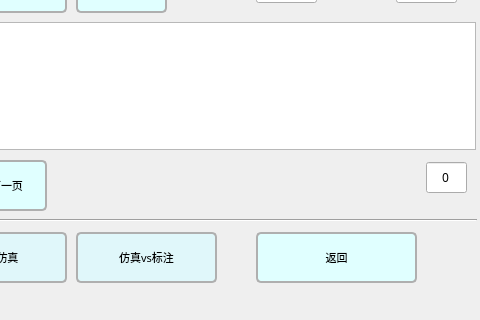
Above: aimodelset.ui from xiekai-aiai/duyisorter before the change; both pictures show x 544 to 1024 and y 448 to 768 of the 1024 by 768 pixel window. Below: the same form after it.
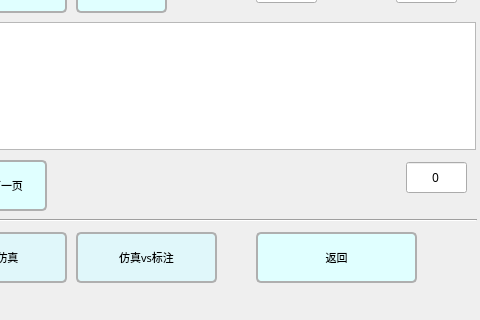
That is the form after the change. Icons and pictures are not drawn.

Commit message: 修复AI训练查询错误

```diff
--- a/aimodelset.ui
+++ b/aimodelset.ui
@@ -614,9 +614,9 @@
   <widget class="QLineEdit" name="m_curPagelineEdit">
    <property name="geometry">
     <rect>
-     <x>970</x>
+     <x>950</x>
      <y>610</y>
-     <width>41</width>
+     <width>61</width>
      <height>31</height>
     </rect>
    </property>
@@ -665,9 +665,9 @@
   <widget class="QLabel" name="m_pageInfoLabel">
    <property name="geometry">
     <rect>
-     <x>810</x>
-     <y>620</y>
-     <width>131</width>
+     <x>750</x>
+     <y>616</y>
+     <width>190</width>
      <height>20</height>
     </rect>
    </property>
```
Left out of the diff: 62 changed lines with no effect on the pictures. The commit also changes 1 other file.
